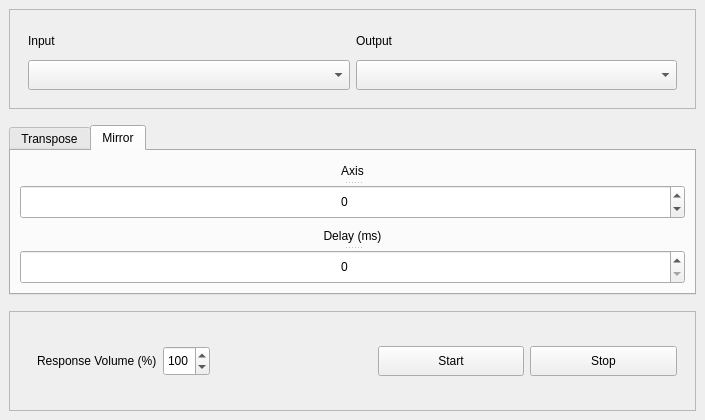
Old version of the form gui.ui in the repository eshapiro42/sillykeyboard.
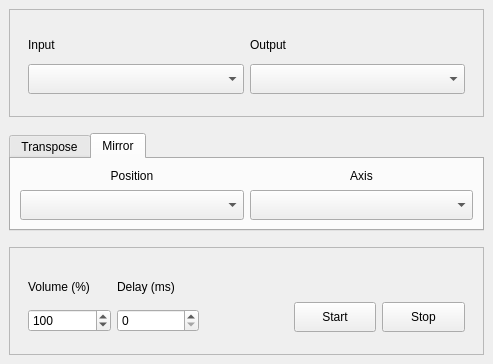
New version of the form. The open tabs and pages were chosen to show the change.

The edit to the form file:
```diff
--- a/gui.ui
+++ b/gui.ui
@@ -6,8 +6,8 @@
    <rect>
     <x>0</x>
     <y>0</y>
-    <width>705</width>
-    <height>416</height>
+    <width>493</width>
+    <height>364</height>
    </rect>
   </property>
   <property name="sizePolicy">
@@ -29,12 +29,12 @@
    </size>
   </property>
   <property name="windowTitle">
-   <string>MainWindow</string>
+   <string>SillyKeyboard</string>
   </property>
   <widget class="QWidget" name="centralwidget">
    <layout class="QVBoxLayout" name="verticalLayout">
     <item>
-     <widget class="QFrame" name="frame">
+     <widget class="QFrame" name="deviceFrame">
       <property name="frameShape">
        <enum>QFrame::StyledPanel</enum>
       </property>
@@ -64,18 +64,18 @@
          </property>
          <layout class="QHBoxLayout" name="horizontalLayout_4">
           <item>
-           <layout class="QHBoxLayout" name="horizontalLayout">
+           <layout class="QHBoxLayout" name="deviceHorizontalLayout">
             <item>
-             <layout class="QVBoxLayout" name="verticalLayout_2">
+             <layout class="QVBoxLayout" name="inputVerticalLayout">
               <item>
-               <widget class="QLabel" name="label">
+               <widget class="QLabel" name="inputLabel">
                 <property name="text">
                  <string>Input</string>
                 </property>
                </widget>
               </item>
               <item>
-               <widget class="QComboBox" name="comboBox">
+               <widget class="QComboBox" name="inputComboBox">
                 <property name="minimumSize">
                  <size>
                   <width>0</width>
@@ -87,16 +87,16 @@
              </layout>
             </item>
             <item>
-             <layout class="QVBoxLayout" name="verticalLayout_3">
+             <layout class="QVBoxLayout" name="outputVerticalLayout">
               <item>
-               <widget class="QLabel" name="label_2">
+               <widget class="QLabel" name="outputLabel">
                 <property name="text">
                  <string>Output</string>
                 </property>
                </widget>
               </item>
               <item>
-               <widget class="QComboBox" name="comboBox_2">
+               <widget class="QComboBox" name="outputComboBox">
                 <property name="minimumSize">
                  <size>
                   <width>0</width>
@@ -142,7 +142,7 @@
       <property name="minimumSize">
        <size>
         <width>0</width>
-        <height>170</height>
+        <height>0</height>
        </size>
       </property>
       <property name="maximumSize">
@@ -152,19 +152,19 @@
        </size>
       </property>
       <property name="currentIndex">
-       <number>1</number>
+       <number>0</number>
       </property>
-      <widget class="QWidget" name="tab_3">
+      <widget class="QWidget" name="transposeTab">
        <attribute name="title">
         <string>Transpose</string>
        </attribute>
        <layout class="QVBoxLayout" name="verticalLayout_4">
         <item>
-         <widget class="QSplitter" name="splitter_2">
+         <widget class="QSplitter" name="intervalSplitter">
           <property name="orientation">
            <enum>Qt::Vertical</enum>
           </property>
-          <widget class="QLabel" name="label_3">
+          <widget class="QLabel" name="intervalLabel">
            <property name="text">
             <string>Interval (half steps)</string>
            </property>
@@ -172,7 +172,7 @@
             <set>Qt::AlignCenter</set>
            </property>
           </widget>
-          <widget class="QSpinBox" name="spinBox">
+          <widget class="QSpinBox" name="intervalSpinBox">
            <property name="minimumSize">
             <size>
              <width>100</width>
@@ -182,7 +182,7 @@
            <property name="maximumSize">
             <size>
              <width>16777215</width>
-             <height>70</height>
+             <height>30</height>
             </size>
            </property>
            <property name="alignment">
@@ -197,54 +197,47 @@
           </widget>
          </widget>
         </item>
-        <item>
-         <widget class="QSplitter" name="splitter">
-          <property name="orientation">
-           <enum>Qt::Vertical</enum>
-          </property>
-          <widget class="QLabel" name="label_4">
-           <property name="text">
-            <string>Delay (ms)</string>
-           </property>
-           <property name="alignment">
-            <set>Qt::AlignCenter</set>
-           </property>
-          </widget>
-          <widget class="QSpinBox" name="spinBox_2">
-           <property name="minimumSize">
-            <size>
-             <width>100</width>
-             <height>30</height>
-            </size>
-           </property>
-           <property name="maximumSize">
-            <size>
-             <width>16777215</width>
-             <height>70</height>
-            </size>
-           </property>
-           <property name="alignment">
-            <set>Qt::AlignCenter</set>
-           </property>
-           <property name="maximum">
-            <number>100000</number>
-           </property>
-          </widget>
-         </widget>
-        </item>
        </layout>
       </widget>
-      <widget class="QWidget" name="tab_4">
+      <widget class="QWidget" name="mirrorTab">
        <attribute name="title">
         <string>Mirror</string>
        </attribute>
-       <layout class="QVBoxLayout" name="verticalLayout_5">
+       <layout class="QHBoxLayout" name="horizontalLayout_3">
         <item>
-         <widget class="QSplitter" name="splitter_3">
-          <property name="orientation">
-           <enum>Qt::Vertical</enum>
-          </property>
-          <widget class="QLabel" name="label_5">
+         <layout class="QVBoxLayout" name="positionVerticalLayout">
+          <item>
+           <widget class="QLabel" name="positionLabel">
+            <property name="text">
+             <string>Position</string>
+            </property>
+            <property name="alignment">
+             <set>Qt::AlignCenter</set>
+            </property>
+           </widget>
+          </item>
+          <item>
+           <widget class="QComboBox" name="positionComboBox">
+            <property name="minimumSize">
+             <size>
+              <width>0</width>
+              <height>30</height>
+             </size>
+            </property>
+            <property name="maximumSize">
+             <size>
+              <width>16777215</width>
+              <height>30</height>
+             </size>
+            </property>
+           </widget>
+          </item>
+         </layout>
+        </item>
+        <item>
+         <layout class="QVBoxLayout" name="axisVerticalLayout">
+          <item>
+           <widget class="QLabel" name="axisLabel">
            <property name="text">
             <string>Axis</string>
            </property>
@@ -252,65 +245,24 @@
             <set>Qt::AlignCenter</set>
            </property>
           </widget>
-          <widget class="QSpinBox" name="spinBox_3">
-           <property name="minimumSize">
-            <size>
-             <width>100</width>
-             <height>30</height>
-            </size>
-           </property>
-           <property name="maximumSize">
-            <size>
-             <width>16777215</width>
-             <height>70</height>
-            </size>
-           </property>
-           <property name="alignment">
-            <set>Qt::AlignCenter</set>
-           </property>
-           <property name="minimum">
-            <number>-100</number>
-           </property>
-           <property name="maximum">
-            <number>100</number>
-           </property>
-          </widget>
-         </widget>
         </item>
         <item>
-         <widget class="QSplitter" name="splitter_4">
-          <property name="orientation">
-           <enum>Qt::Vertical</enum>
-          </property>
-          <widget class="QLabel" name="label_6">
-           <property name="text">
-            <string>Delay (ms)</string>
-           </property>
-           <property name="alignment">
-            <set>Qt::AlignCenter</set>
-           </property>
-          </widget>
-          <widget class="QSpinBox" name="spinBox_4">
+           <widget class="QComboBox" name="axisComboBox">
            <property name="minimumSize">
             <size>
-             <width>100</width>
+              <width>0</width>
              <height>30</height>
             </size>
            </property>
            <property name="maximumSize">
             <size>
              <width>16777215</width>
-             <height>70</height>
-            </size>
-           </property>
-           <property name="alignment">
-            <set>Qt::AlignCenter</set>
-           </property>
-           <property name="maximum">
-            <number>100000</number>
-           </property>
-          </widget>
-         </widget>
+              <height>30</height>
+             </size>
+            </property>
+           </widget>
+          </item>
+         </layout>
         </item>
        </layout>
       </widget>
@@ -333,14 +285,14 @@
      </spacer>
     </item>
     <item>
-     <widget class="QFrame" name="frame_2">
+     <widget class="QFrame" name="controlFrame">
       <property name="frameShape">
        <enum>QFrame::StyledPanel</enum>
       </property>
       <property name="frameShadow">
        <enum>QFrame::Raised</enum>
       </property>
-      <layout class="QVBoxLayout" name="verticalLayout_7">
+      <layout class="QHBoxLayout" name="horizontalLayout">
        <item>
         <widget class="QWidget" name="controlWidget" native="true">
          <property name="sizePolicy">
@@ -357,25 +309,16 @@
          </property>
          <layout class="QHBoxLayout" name="horizontalLayout_2">
           <item>
-           <widget class="QWidget" name="widget_3" native="true">
-            <layout class="QVBoxLayout" name="verticalLayout_9">
+           <layout class="QVBoxLayout" name="volumeVerticalLayout">
              <item>
-              <layout class="QHBoxLayout" name="horizontalLayout_3">
-               <item>
-                <widget class="QLabel" name="label_7">
+             <widget class="QLabel" name="volumeLabel">
                  <property name="text">
-                  <string>Response Volume (%)</string>
+               <string>Volume (%)</string>
                  </property>
                 </widget>
                </item>
                <item>
-                <widget class="QSpinBox" name="spinBox_5">
-                 <property name="minimumSize">
-                  <size>
-                   <width>0</width>
-                   <height>30</height>
-                  </size>
-                 </property>
+             <widget class="QSpinBox" name="volumeSpinBox">
                  <property name="maximum">
                   <number>200</number>
                  </property>
@@ -386,14 +329,38 @@
                </item>
               </layout>
              </item>
-            </layout>
+          <item>
+           <layout class="QVBoxLayout" name="delayVerticalLayout">
+            <item>
+             <widget class="QLabel" name="delayLabel">
+              <property name="text">
+               <string>Delay (ms)</string>
+              </property>
+             </widget>
+            </item>
+            <item>
+             <widget class="QSpinBox" name="delaySpinBox">
+              <property name="maximum">
+               <number>60000</number>
+              </property>
+             </widget>
+            </item>
+           </layout>
+          </item>
+          <item>
+           <widget class="QWidget" name="emptyWidget" native="true"/>
+          </item>
+          <item>
+           <layout class="QVBoxLayout" name="verticalLayout_9">
+            <item>
+             <widget class="QLabel" name="startEmptyLabel">
+              <property name="text">
+               <string/>
+              </property>
            </widget>
           </item>
           <item>
-           <widget class="QWidget" name="widget_4" native="true"/>
-          </item>
-          <item>
-           <widget class="QPushButton" name="pushButton_2">
+             <widget class="QPushButton" name="startButton">
             <property name="minimumSize">
              <size>
               <width>0</width>
@@ -405,8 +372,19 @@
             </property>
            </widget>
           </item>
+           </layout>
+          </item>
           <item>
-           <widget class="QPushButton" name="pushButton">
+           <layout class="QVBoxLayout" name="verticalLayout_8">
+            <item>
+             <widget class="QLabel" name="stopEmptyLabel">
+              <property name="text">
+               <string/>
+              </property>
+             </widget>
+            </item>
+            <item>
+             <widget class="QPushButton" name="stopButton">
             <property name="minimumSize">
              <size>
               <width>0</width>
@@ -417,6 +395,8 @@
              <string>Stop</string>
             </property>
            </widget>
+            </item>
+           </layout>
           </item>
          </layout>
         </widget>
```
Lines whose indentation alone changed are shown as unchanged.
